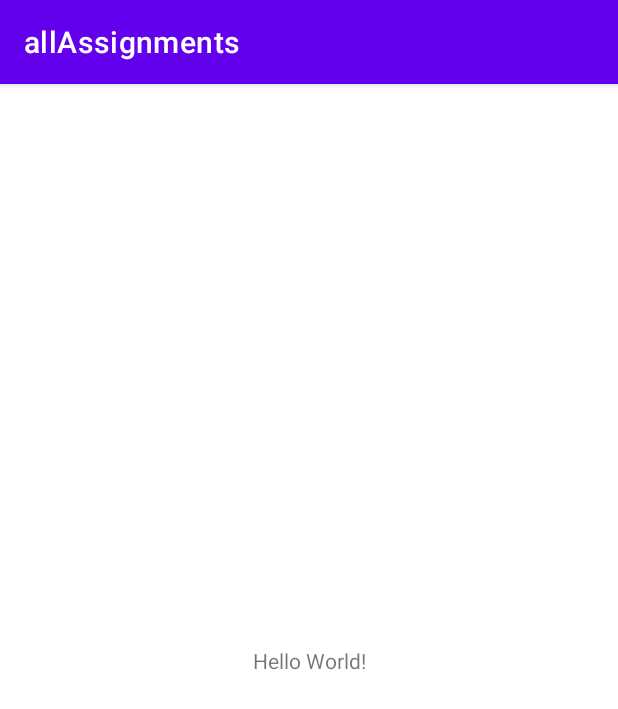
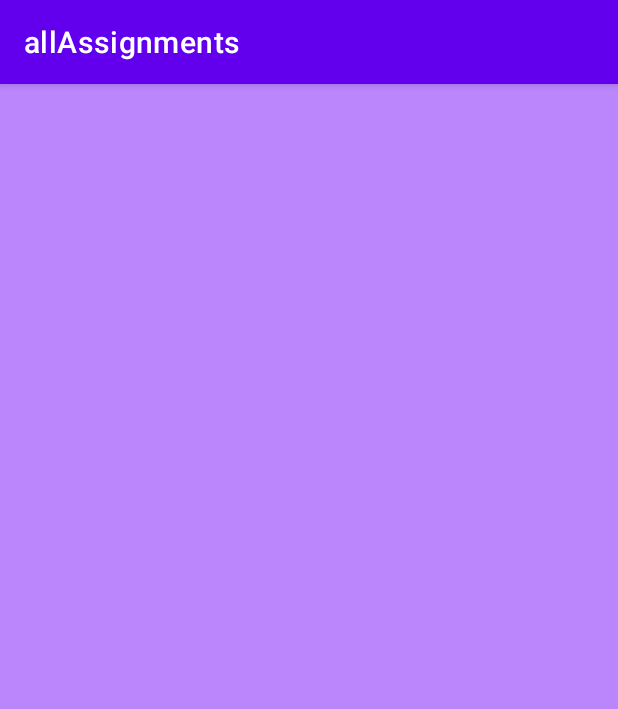
Before and after one commit to DnyaneshwariKolapkar/androidAssignments, an Android app: the screen it shows after launch (MainActivity), on a phone screen of 412 x 824 dp. Shown: the top 709 px of the screen. Run offline under Robolectric (Android 15) with nearby library versions, the phone set to English and light mode, and no system bars.

Commit message:
bg to the first page

```diff
--- a/app/src/main/res/layout/activity_main.xml
+++ b/app/src/main/res/layout/activity_main.xml
@@ -4,15 +4,9 @@
     xmlns:tools="http://schemas.android.com/tools"
     android:layout_width="match_parent"
     android:layout_height="match_parent"
-    tools:context=".MainActivity">
+    tools:context=".MainActivity"
+    android:background="@color/purple_200">
 
-    <TextView
-        android:layout_width="wrap_content"
-        android:layout_height="wrap_content"
-        android:text="Hello World!"
-        app:layout_constraintBottom_toBottomOf="parent"
-        app:layout_constraintLeft_toLeftOf="parent"
-        app:layout_constraintRight_toRightOf="parent"
-        app:layout_constraintTop_toTopOf="parent" />
+
 
 </androidx.constraintlayout.widget.ConstraintLayout>
```
